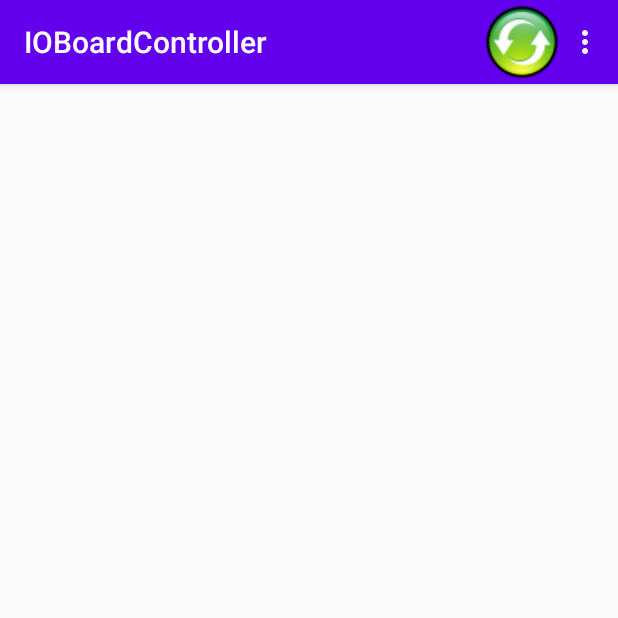
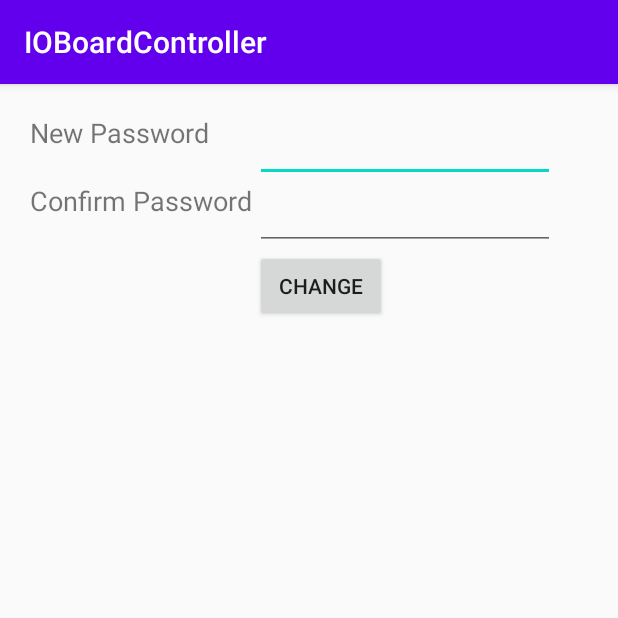
Before and after one commit to ilkercakir/IOBoardController, an Android app: the RemoteControlActivity screen opened directly, with no data from a screen before it, in the options menu, after a tap on "Change Password", on a phone screen of 412 x 824 dp, the top half of it. Run offline under Robolectric (Android 15) with nearby library versions, the phone set to English and light mode, and no system bars; 3 statements that could not run were skipped.

Commit message:
Device icon load bugfix

```diff
--- /dev/null
+++ b/app/src/main/java/com/example/ioboardcontroller/ChangePasswordActivity.java
@@ -0,0 +1,98 @@
+package com.example.ioboardcontroller;
+
+import androidx.appcompat.app.AppCompatActivity;
+
+import android.content.Intent;
+import android.os.Bundle;
+import android.view.View;
+import android.widget.Button;
+import android.widget.EditText;
+import android.widget.Toast;
+
+public class ChangePasswordActivity extends AppCompatActivity
+{
+    private NewController newController;
+    private Intent myIntent;
+
+    private class ExtendedNewController extends NewController
+    {
+        DBHelper controllerDB;
+
+        public ExtendedNewController()
+        {
+            super();
+        }
+
+        public ExtendedNewController(Integer id, String name, String hostname, String username, String password, boolean isrunning)
+        {
+            super(id, name, hostname, username, password, isrunning);
+        }
+
+        @Override
+        public void onPasswordSet()
+        {
+            // local DB
+            controllerDB = new DBHelper(ChangePasswordActivity.this);
+            controllerDB.setPassword(newController);
+
+            myIntent.putExtra("newControllerDefinition", newController);
+            setResult(ChangePasswordActivity.RESULT_OK, myIntent);
+            ChangePasswordActivity.this.finish();
+        }
+    }
+
+    public class changePasswordClickListener implements View.OnClickListener
+    {
+        ExtendedNewController enc;
+
+        @Override
+        public void onClick(View arg0)
+        {
+            EditText editTextPassword1 = findViewById(R.id.editTextPassword1);
+            EditText editTextPassword2 = findViewById(R.id.editTextPassword2);
+
+            if (editTextPassword1.getText().toString().length()<8)
+            {
+                Toast.makeText(getApplicationContext(), "Password shorter than 8 characters", Toast.LENGTH_LONG).show();
+                return;
+            }
+            if (!editTextPassword1.getText().toString().equals(editTextPassword2.getText().toString()))
+            {
+                Toast.makeText(getApplicationContext(), "Passwords don't match", Toast.LENGTH_LONG).show();
+                return;
+            }
+
+            // local object
+            newController.setPassword(editTextPassword1.getText().toString());
+
+            // DB on server
+            ExtendedNewController enc = new ExtendedNewController(newController.getID(), newController.getName(), newController.getHostname(), newController.getUsername(), newController.getPassword(), false);
+            enc.setNewPassword();
+            //Toast.makeText(getApplicationContext(), "OK", Toast.LENGTH_LONG).show();
+        }
+    }
+
+    @Override
+    protected void onCreate(Bundle savedInstanceState)
+    {
+        super.onCreate(savedInstanceState);
+        setContentView(R.layout.activity_change_password);
+
+        myIntent = getIntent();
+        newController = (NewController)myIntent.getSerializableExtra("newControllerDefinition");
+
+        changePasswordClickListener cl = new changePasswordClickListener();
+        Button button = findViewById(R.id.button_changepassword);
+        button.setOnClickListener(cl);
+    }
+
+    @Override
+    public void onBackPressed()
+    {
+        //super.onBackPressed();
+        //Toast.makeText(getApplicationContext(), "Back", Toast.LENGTH_LONG).show();
+
+        setResult(ChangePasswordActivity.RESULT_CANCELED, myIntent);
+        ChangePasswordActivity.this.finish();
+    }
+}
--- a/app/src/main/java/com/example/ioboardcontroller/DBHelper.java
+++ b/app/src/main/java/com/example/ioboardcontroller/DBHelper.java
@@ -76,4 +76,10 @@ public class DBHelper extends SQLiteOpenHelper
         SQLiteDatabase db = this.getWritableDatabase();
         db.execSQL("update controllers set name = '" + c.getName() + "', hostname = '" + c.getHostname() + "', username = '" + c.getUsername() + "', password = '" + c.getPassword() + "' where id = " + c.getID().toString());
     }
+
+    public void setPassword(NewController c)
+    {
+        SQLiteDatabase db = this.getWritableDatabase();
+        db.execSQL("update controllers set password = '" + c.getPassword() + "' where id = " + c.getID().toString());
+    }
 }
--- /dev/null
+++ b/app/src/main/res/layout/activity_change_password.xml
@@ -0,0 +1,62 @@
+<?xml version="1.0" encoding="utf-8"?>
+<androidx.constraintlayout.widget.ConstraintLayout xmlns:android="http://schemas.android.com/apk/res/android"
+    xmlns:app="http://schemas.android.com/apk/res-auto"
+    xmlns:tools="http://schemas.android.com/tools"
+    android:layout_width="match_parent"
+    android:layout_height="match_parent"
+    tools:context=".ChangePasswordActivity">
+
+    <androidx.constraintlayout.widget.ConstraintLayout
+        android:layout_width="match_parent"
+        android:layout_height="match_parent">
+
+        <TextView
+            android:id="@+id/textView1"
+            android:layout_width="150dp"
+            android:layout_height="wrap_content"
+            android:layout_marginStart="20dp"
+            android:layout_marginLeft="20dp"
+            android:layout_marginTop="20dp"
+            android:text="New Password"
+            android:textSize="18sp"
+            app:layout_constraintStart_toStartOf="parent"
+            app:layout_constraintTop_toTopOf="parent" />
+
+        <EditText
+            android:id="@+id/editTextPassword1"
+            android:layout_width="200dp"
+            android:layout_height="wrap_content"
+            android:ems="10"
+            android:inputType="textPassword"
+            app:layout_constraintLeft_toRightOf="@id/textView1"
+            app:layout_constraintTop_toTopOf="@id/textView1" />
+
+        <EditText
+            android:id="@+id/editTextPassword2"
+            android:layout_width="200dp"
+            android:layout_height="wrap_content"
+            android:ems="10"
+            android:inputType="textPassword"
+            app:layout_constraintLeft_toLeftOf="@id/editTextPassword1"
+            app:layout_constraintTop_toBottomOf="@id/editTextPassword1" />
+
+        <TextView
+            android:id="@+id/textView2"
+            android:layout_width="150dp"
+            android:layout_height="wrap_content"
+            android:text="Confirm Password"
+            android:textSize="18sp"
+            app:layout_constraintLeft_toLeftOf="@id/textView1"
+            app:layout_constraintTop_toTopOf="@id/editTextPassword2" />
+
+        <Button
+            android:id="@+id/button_changepassword"
+            android:layout_width="wrap_content"
+            android:layout_height="wrap_content"
+            android:text="Change"
+            app:layout_constraintLeft_toLeftOf="@id/editTextPassword2"
+            app:layout_constraintTop_toBottomOf="@id/editTextPassword2" />
+
+    </androidx.constraintlayout.widget.ConstraintLayout>
+
+</androidx.constraintlayout.widget.ConstraintLayout>
--- a/app/src/main/res/layout/device_row.xml
+++ b/app/src/main/res/layout/device_row.xml
@@ -3,7 +3,8 @@
     xmlns:app="http://schemas.android.com/apk/res-auto"
     xmlns:tools="http://schemas.android.com/tools"
     android:layout_width="match_parent"
-    android:layout_height="wrap_content">
+    android:layout_height="wrap_content"
+    android:contentDescription="Device Icon">
 
     <LinearLayout
         android:layout_width="match_parent"
--- a/app/src/main/res/layout/refresh_devices.xml
+++ b/app/src/main/res/layout/refresh_devices.xml
@@ -25,7 +25,7 @@
             android:layout_weight="0"
             android:background="?attr/actionBarItemBackground"
             android:scaleType="center"
-            app:srcCompat="@drawable/reload" />
+            app:srcCompat="@drawable/actionreload" />
     </LinearLayout>
 
 </androidx.constraintlayout.widget.ConstraintLayout>
```
Also changed, not shown: app/src/main/AndroidManifest.xml (+4 -3 lines), app/src/main/java/com/example/ioboardcontroller/MainActivity.java (+8 -0 lines), app/src/main/java/com/example/ioboardcontroller/NewController.java (+115 -0 lines), app/src/main/java/com/example/ioboardcontroller/NewDevice.java (+12 -1 lines), app/src/main/java/com/example/ioboardcontroller/RemoteControlActivity.java (+53 -5 lines), app/src/main/res/drawable/actionreload.png (added), 1 other file.
